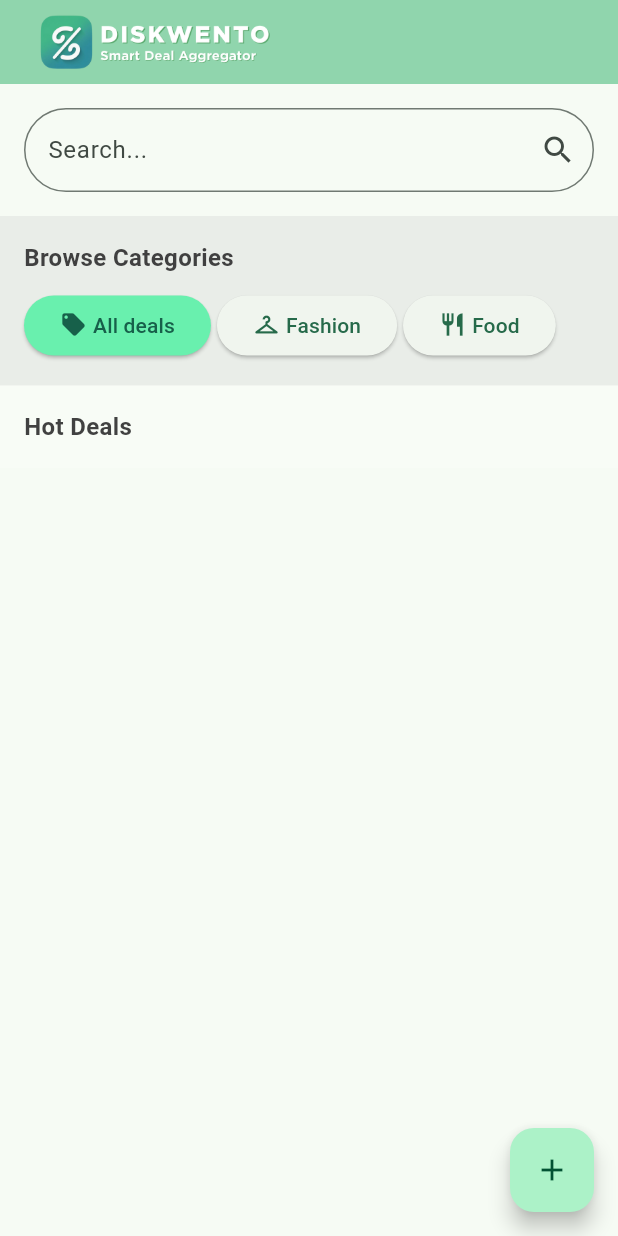
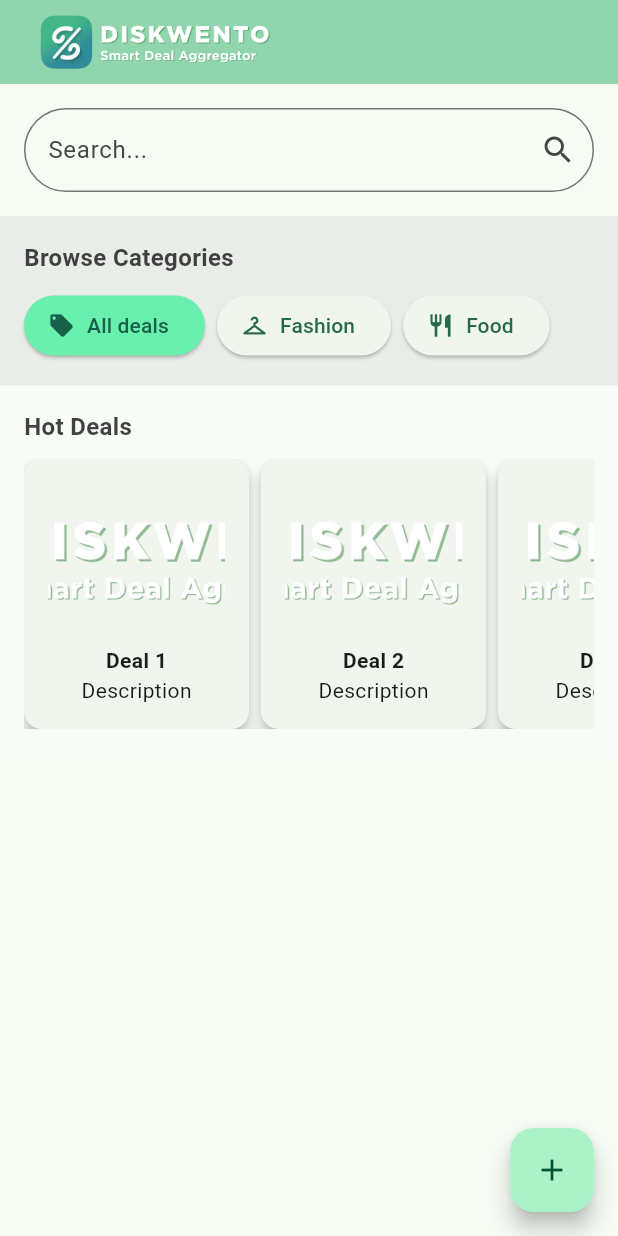
Before and after one commit to deleondaniella01/diskwento, a Flutter app: the screen it shows after launch, on a phone screen of 412 x 824 dp. Run offline on Flutter 3.47's test engine with Material 3 defaults, Android fonts, the phone set to English and light mode, and no system bars; our stand-ins replace firebase_analytics, firebase_core, fluttertoast; accounts and stored records are empty.

Commit message:
added the deals placeholder and fix the overflow error for web

```diff
--- a/lib/main.dart
+++ b/lib/main.dart
@@ -27,6 +27,7 @@ class MyApp extends StatelessWidget {
       title: 'Diskwento',
       theme: ThemeData(
         colorScheme: ColorScheme.fromSeed(seedColor: Colors.greenAccent),
+        useMaterial3: true, // Recommended for modern Flutter apps
       ),
       navigatorObservers: <NavigatorObserver>[observer],
       home: MyHomePage(
@@ -40,7 +41,7 @@ class MyApp extends StatelessWidget {
 
 class MyHomePage extends StatefulWidget {
   const MyHomePage({
-    super.key, // New, concise way!
+    super.key,
     required this.title,
     required this.analytics,
     required this.observer,
@@ -87,8 +88,11 @@ class _MyHomePageState extends State<MyHomePage> {
       appBar: AppBar(
         backgroundColor: Theme.of(context).colorScheme.inversePrimary,
         title: Image.asset('assets/logo.png', height: 45),
+        centerTitle: false, // Align logo to start
       ),
-      body: Column(
+      body: SingleChildScrollView(
+        // <--- THIS IS THE KEY FIX!
+        child: Column(
           crossAxisAlignment: CrossAxisAlignment.start,
           mainAxisAlignment: MainAxisAlignment.start,
           children: <Widget>[
@@ -109,7 +113,7 @@ class _MyHomePageState extends State<MyHomePage> {
             // 2. The "Browse Categories" Text and Buttons section
             Container(
               padding: const EdgeInsets.all(16.0),
-            color: Color.fromARGB(54, 186, 186, 186),
+              color: const Color.fromARGB(54, 186, 186, 186),
               width: double.infinity,
               child: Column(
                 crossAxisAlignment: CrossAxisAlignment.start,
@@ -126,60 +130,51 @@ class _MyHomePageState extends State<MyHomePage> {
 
                   const SizedBox(height: 10),
 
+                  // Use a Row or more specific layout for buttons
+                  // Expanded inside a Wrap is problematic.
+                  // For responsive buttons, consider using LayoutBuilder or MediaQuery
+                  // For now, let's just make sure they don't overflow horizontally.
                   Wrap(
+                    spacing: 8.0, // horizontal space between buttons
+                    runSpacing: 4.0, // vertical space when wrapping
                     children: <Widget>[
-                    Expanded(
-                      child: ElevatedButton(
+                      ElevatedButton.icon(
+                        // Changed to ElevatedButton.icon for direct icon+text
                         style: ElevatedButton.styleFrom(
-                          backgroundColor: Colors.greenAccent, // Background color
-                          foregroundColor: const Color.fromARGB(255, 23, 96, 74), // Text and icon color
+                          backgroundColor:
+                              Colors.greenAccent, // Background color
+                          foregroundColor: const Color.fromARGB(
+                            255,
+                            23,
+                            96,
+                            74,
+                          ), // Text and icon color
                         ),
                         onPressed: () {
                           // Button 1 action
                         },
-                        child: Wrap(
-                          children: [
-                            Icon(Icons.local_offer), // Fashion icon
-                            SizedBox(width: 4),
-                            const Text('All deals'),
-                          ],
-                        ),
-                      ),
+                        icon: const Icon(Icons.local_offer),
+                        label: const Text('All deals'),
                       ),
 
-                    const SizedBox(width: 4),
-
-                    Expanded(
-                      child: ElevatedButton(
+                      ElevatedButton.icon(
                         onPressed: () {
                           // Button 1 action
                         },
-                        child: Wrap(
-                          children: [
-                            Icon(Icons.checkroom), // Fashion icon
-                            SizedBox(width: 4),
-                            const Text('Fashion'),
-                          ],
-                        ),
-                      ),
+                        icon: const Icon(Icons.checkroom), // Fashion icon
+                        label: const Text('Fashion'),
                       ),
 
-                    const SizedBox(width: 4),
-
-                    Expanded(
-                      child: ElevatedButton(
+                      ElevatedButton.icon(
                         onPressed: () {
                           // Button 2 action
                         },
-                      child: Wrap(
-                          children: [
-                            Icon(Icons.restaurant), // Food & Dining icon
-                            SizedBox(width: 4),
-                            const Text('Food'),
-                          ],
+                        icon: const Icon(
+                          Icons.restaurant,
+                        ), // Food & Dining icon
+                        label: const Text('Food'),
                       ),
-                      ),
-                    ),
+                      // Add more buttons as needed
                     ],
                   ),
                 ],
@@ -188,12 +183,12 @@ class _MyHomePageState extends State<MyHomePage> {
 
             Container(
               padding: const EdgeInsets.all(16.0),
-            color: Color.fromARGB(54, 255, 255, 255),
+              color: const Color.fromARGB(54, 255, 255, 255),
               width: double.infinity,
               child: Column(
                 crossAxisAlignment: CrossAxisAlignment.start,
                 children: <Widget>[
-                // The "Browse Categories" Text
+                  // The "Hot Deals" Text
                   Text(
                     'Hot Deals',
                     style: TextStyle(
@@ -202,18 +197,120 @@ class _MyHomePageState extends State<MyHomePage> {
                       color: Color.fromARGB(232, 47, 47, 47),
                     ),
                   ),
+                  const SizedBox(height: 10),
+                  SingleChildScrollView(
+                    scrollDirection: Axis.horizontal,
+                    child: Row(
+                      children: <Widget>[
+                        // First floating card
+                        Card(
+                          elevation: 4.0,
+                          margin: const EdgeInsets.only(
+                            right: 8.0,
+                          ), // Added right margin for spacing
+                          child: Container(
+                            width: 150,
+                            padding: const EdgeInsets.all(16.0),
+                            child: Column(
+                              mainAxisSize: MainAxisSize.min,
+                              children: [
+                                Image.asset(
+                                  'assets/logo.png',
+                                  height: 100,
+                                  width: 150,
+                                  fit: BoxFit.cover,
+                                ),
+                                const SizedBox(
+                                  height: 8.0,
+                                ), // Spacing between image and text
+                                const Text(
+                                  'Deal 1',
+                                  style: TextStyle(fontWeight: FontWeight.bold),
+                                ),
+                                const Text(
+                                  'Description',
+                                ), // More descriptive
+                              ],
+                            ),
+                          ),
+                        ),
+
+                        // Second floating card
+                        Card(
+                          elevation: 4.0,
+                          margin: const EdgeInsets.only(
+                            right: 8.0,
+                          ), // Added right margin
+                          child: Container(
+                            width: 150,
+                            padding: const EdgeInsets.all(16.0),
+                            child: Column(
+                              mainAxisSize: MainAxisSize.min,
+                              children: [
+                                Image.asset(
+                                  'assets/logo.png',
+                                  height: 100,
+                                  width: 150,
+                                  fit: BoxFit.cover,
+                                ),
+                                const SizedBox(
+                                  height: 8.0,
+                                ), // Spacing between image and text
+                                const Text(
+                                  'Deal 2',
+                                  style: TextStyle(fontWeight: FontWeight.bold),
+                                ),
+                                const Text('Description'),
+                              ],
+                            ),
+                          ),
+                        ),
+                        // You can add more cards here
+                        Card(
+                          elevation: 4.0,
+                          margin: const EdgeInsets.only(right: 8.0),
+                          child: Container(
+                            width: 150,
+                            padding: const EdgeInsets.all(16.0),
+                            child: Column(
+                              mainAxisSize: MainAxisSize.min,
+                              children: [
+                                Image.asset(
+                                  'assets/logo.png',
+                                  height: 100,
+                                  width: 150,
+                                  fit: BoxFit.cover,
+                                ),
+                                const SizedBox(height: 8.0),
+                                const Text(
+                                  'Deal 3',
+                                  style: TextStyle(fontWeight: FontWeight.bold),
+                                ),
+                                const Text('Description'),
+                              ],
+                            ),
+                          ),
+                        ),
+                      ],
+                    ),
+                  ),
                 ],
               ),
             ),
 
+            const SizedBox(height: 80,),
 
           ],
         ),
+      ),
+
       floatingActionButton: FloatingActionButton(
         onPressed: _sendAnalyticsEvent,
         tooltip: 'log analytics event',
         child: const Icon(Icons.add),
-      ), // This trailing comma makes auto-formatting nicer for build methods.
+      ),
+      floatingActionButtonLocation:
+          FloatingActionButtonLocation.endFloat, // Common and good default
     );
   }
 }
```
Also changed, not shown: 1 other file. Lines whose indentation alone changed are shown as unchanged.
